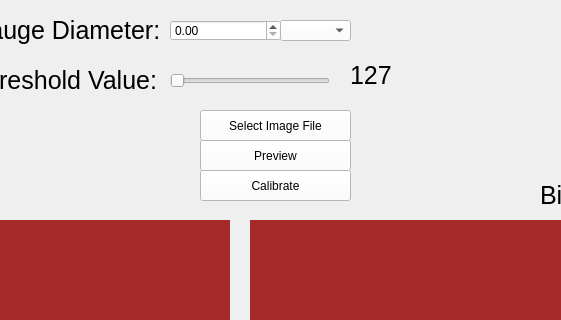
Before: the Qt Designer form ValveCentralHole/CalibrateWidget.ui in Austin0417/Qt-Visual-Studio-Valve-Central-Hole-Imager, drawn with Qt 5; both pictures show x 390 to 951 and y 0 to 320 of the 1256 by 720 pixel window.
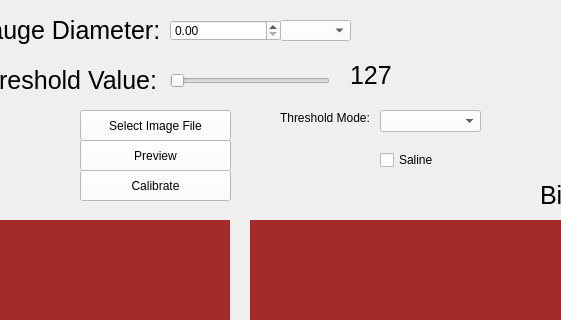
After: the same form once the commit is applied.

Commit message: Added user selections for thresholding mode, as well as checkbox to enable accounting for saline refraction index. But still need to implement mathematical transformations on calibration factor that accounts for the refraction index

```diff
--- a/ValveCentralHole/CalibrateWidget.ui
+++ b/ValveCentralHole/CalibrateWidget.ui
@@ -64,7 +64,7 @@
   <widget class="QPushButton" name="select_image_file">
    <property name="geometry">
     <rect>
-     <x>590</x>
+     <x>470</x>
      <y>110</y>
      <width>151</width>
      <height>31</height>
@@ -144,7 +144,7 @@
   <widget class="QPushButton" name="preview_btn">
    <property name="geometry">
     <rect>
-     <x>590</x>
+     <x>470</x>
      <y>140</y>
      <width>151</width>
      <height>31</height>
@@ -160,7 +160,7 @@
   <widget class="QPushButton" name="calibrate_btn">
    <property name="geometry">
     <rect>
-     <x>590</x>
+     <x>470</x>
      <y>170</y>
      <width>151</width>
      <height>31</height>
@@ -231,6 +231,71 @@
     <string>127</string>
    </property>
   </widget>
+  <widget class="QCheckBox" name="is_saline_selection">
+   <property name="geometry">
+    <rect>
+     <x>770</x>
+     <y>150</y>
+     <width>76</width>
+     <height>20</height>
+    </rect>
+   </property>
+   <property name="text">
+    <string>Saline</string>
+   </property>
+  </widget>
+  <widget class="QComboBox" name="threshold_mode_selection">
+   <property name="geometry">
+    <rect>
+     <x>770</x>
+     <y>110</y>
+     <width>101</width>
+     <height>22</height>
+    </rect>
+   </property>
+   <property name="styleSheet">
+    <string notr="true">background: white</string>
+   </property>
+  </widget>
+  <widget class="QLabel" name="label_3">
+   <property name="geometry">
+    <rect>
+     <x>670</x>
+     <y>110</y>
+     <width>91</width>
+     <height>16</height>
+    </rect>
+   </property>
+   <property name="text">
+    <string>Threshold Mode:</string>
+   </property>
+  </widget>
+  <widget class="QLabel" name="threshold_mode_tooltip_">
+   <property name="geometry">
+    <rect>
+     <x>880</x>
+     <y>110</y>
+     <width>21</width>
+     <height>21</height>
+    </rect>
+   </property>
+   <property name="text">
+    <string/>
+   </property>
+  </widget>
+  <widget class="QLabel" name="saline_tooltip">
+   <property name="geometry">
+    <rect>
+     <x>830</x>
+     <y>150</y>
+     <width>21</width>
+     <height>21</height>
+    </rect>
+   </property>
+   <property name="text">
+    <string/>
+   </property>
+  </widget>
  </widget>
  <resources/>
  <connections/>
```
The commit also changes 69 other files.
